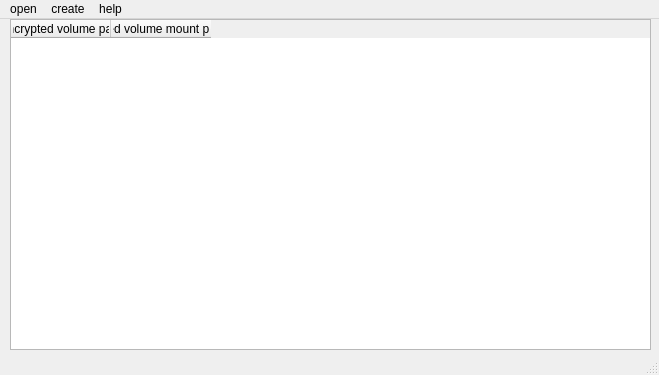
This is zulucrypt.ui in mhogomchungu/zuluCrypt as Qt 5 draws it before an edit. The edited form follows.
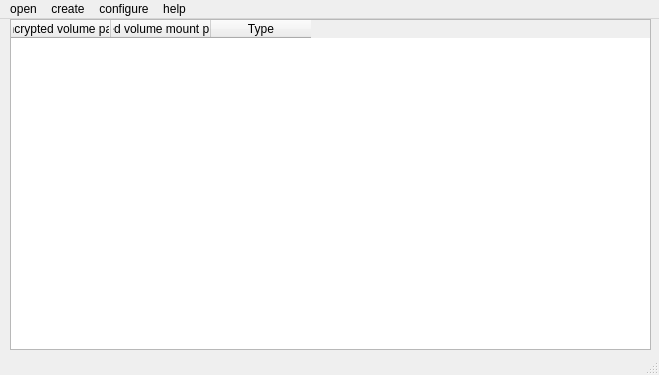
This is the edited form.

```diff
--- a/zulucrypt.ui
+++ b/zulucrypt.ui
@@ -51,7 +51,7 @@
      <number>0</number>
     </property>
     <property name="columnCount">
-     <number>2</number>
+     <number>3</number>
     </property>
     <column>
      <property name="text">
@@ -63,6 +63,11 @@
       <string>Encrypted volume mount point path</string>
      </property>
     </column>
+    <column>
+     <property name="text">
+      <string>Type</string>
+     </property>
+    </column>
    </widget>
   </widget>
   <widget class="QMenuBar" name="menuBar">
@@ -94,8 +99,15 @@
     </property>
     <addaction name="actionAbout"/>
    </widget>
+   <widget class="QMenu" name="menuConfigure">
+    <property name="title">
+     <string>configure</string>
+    </property>
+    <addaction name="actionLuksVolumesConfigure"/>
+   </widget>
    <addaction name="menuOpen"/>
    <addaction name="menuCreate"/>
+   <addaction name="menuConfigure"/>
    <addaction name="menuHelp"/>
   </widget>
   <widget class="QStatusBar" name="statusBar"/>
```
Left out of the diff: 5 changed lines with no effect on the pictures.
